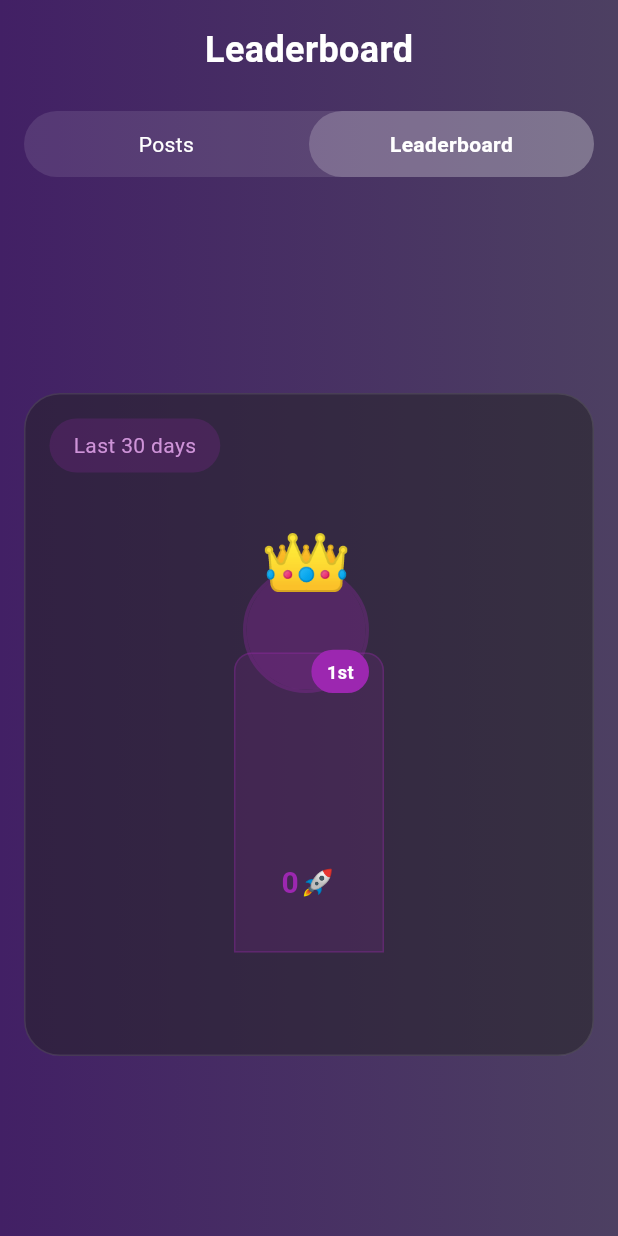
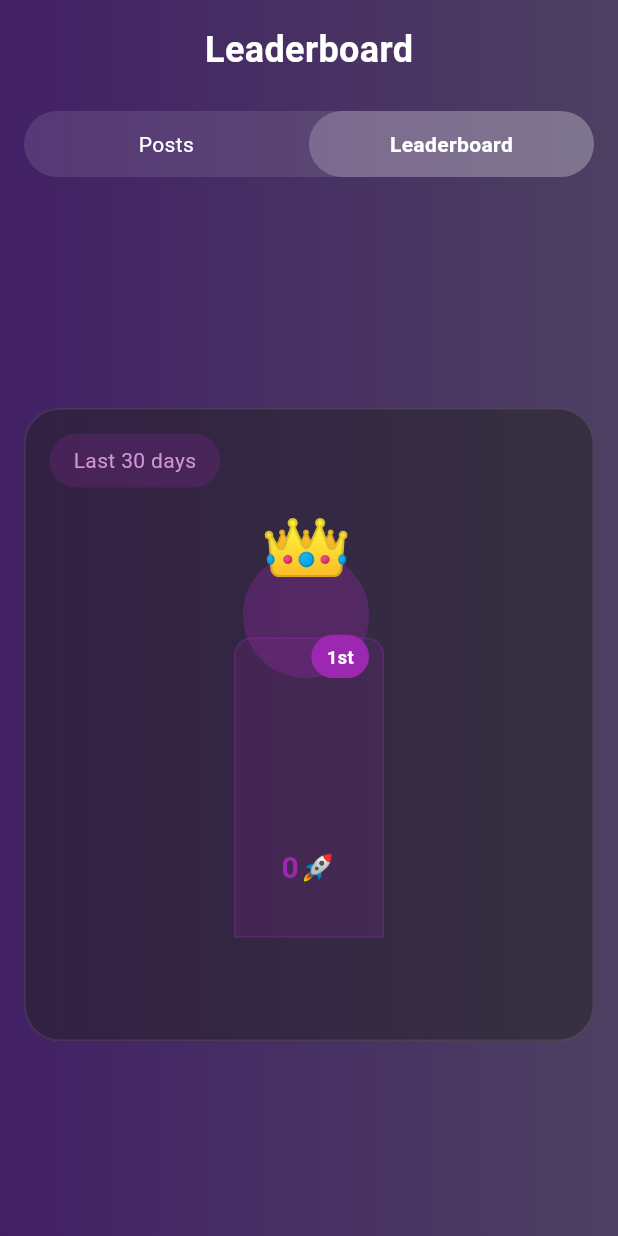
Before and after one commit to ShouqAlqureshi/achiva, a Flutter app: the FriendsFeedScreen screen opened directly, after a tap on "Leaderboard", on a phone screen of 412 x 824 dp. Run offline on Flutter 3.47's test engine with Material 3 defaults, Android fonts, the phone set to English and light mode, and no system bars; our stand-ins replace awesome_dialog, bloc, cloud_firestore, equatable, firebase_auth, firebase_core and 7 more; missing offline and left inert: firebase_app_check; accounts and stored records are empty; network calls fail.

Commit message:
productivity_ranking

```diff
--- a/lib/views/productivity_ranking.dart
+++ b/lib/views/productivity_ranking.dart
@@ -246,7 +246,7 @@ class TopThreePodium extends StatelessWidget {
         final thirdPlaceX = startX + (podiumWidth * 2) + (horizontalSpacing * 2);
 
         return SizedBox(
-          height: 280, // Increased height to accommodate crown
+          height: 260, // Increased height to accommodate crown
           width: double.infinity,
           child: Stack(
             alignment: Alignment.center,
@@ -390,7 +390,7 @@ class TopThreePodium extends StatelessWidget {
                 left: 0,
                 right: 0,
                 child: SizedBox(
-                  height: 280, // Increased to match parent
+                  height: 260, // Increased to match parent
                   child: Stack(
                     alignment: Alignment.bottomCenter,
                     children: [
```
